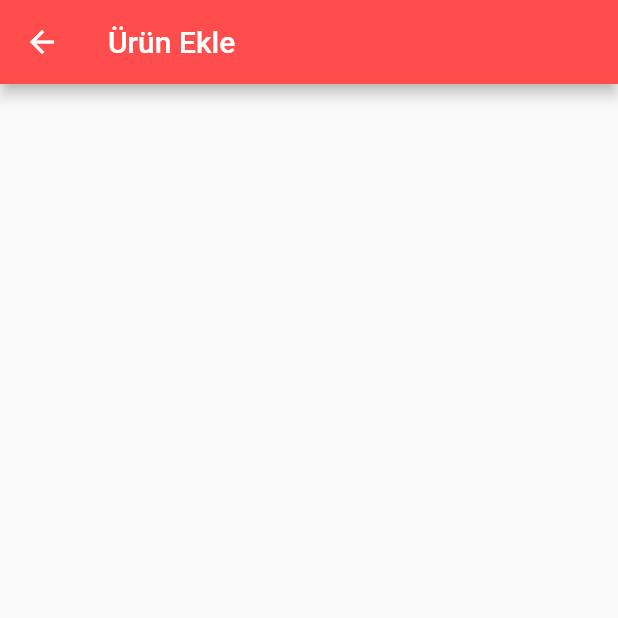
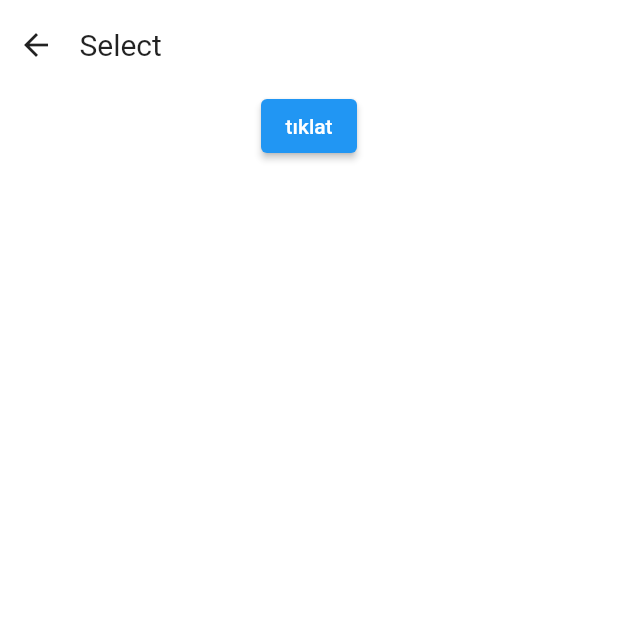
Before and after one commit to burakeraslan/flutter_firebase_webscraping, a Flutter app: the AddProduct screen opened directly, on a phone screen of 412 x 824 dp, the top half of it. Run offline on Flutter 3.47's test engine with Material 2 defaults, Android fonts, the phone set to English and light mode, and no system bars; our stand-ins replace cloud_firestore, firebase_core, get, hive, hive_flutter; accounts and stored records are empty.

Commit message:
get data

```diff
--- a/lib/main.dart
+++ b/lib/main.dart
@@ -5,6 +5,7 @@ import 'package:flutter/material.dart';
 import 'package:flutter_firebase_webscraping/firebase_options.dart';
 import 'package:flutter_firebase_webscraping/models/product_model.dart';
 import 'package:flutter_firebase_webscraping/pages/home_page/home_page.dart';
+import 'package:get/get.dart';
 import 'package:hive_flutter/hive_flutter.dart';
 import 'package:path_provider/path_provider.dart';
 
@@ -24,7 +25,7 @@ class MyApp extends StatelessWidget {
 
   @override
   Widget build(BuildContext context) {
-    return const MaterialApp(
+    return const GetMaterialApp(
       home: HomePage(),
     );
   }
--- a/lib/pages/home_page/home_page_controller.dart
+++ b/lib/pages/home_page/home_page_controller.dart
@@ -1,6 +1,3 @@
-import 'package:cloud_firestore/cloud_firestore.dart';
 import 'package:get/get.dart';
 
-class HomePageController extends GetxController {
-  final FirebaseFirestore _firestore = FirebaseFirestore.instance;
-}
+class HomePageController extends GetxController {}
--- a/lib/pages/home_page/sub/add_product/add_product.dart
+++ b/lib/pages/home_page/sub/add_product/add_product.dart
@@ -1,15 +1,58 @@
+import 'package:cloud_firestore/cloud_firestore.dart';
 import 'package:flutter/material.dart';
+import 'package:flutter_firebase_webscraping/pages/home_page/sub/add_product/add_product_controller.dart';
+import 'package:get/get.dart';
 
 class AddProduct extends StatelessWidget {
   const AddProduct({super.key});
 
   @override
   Widget build(BuildContext context) {
-    return Scaffold(
-      appBar: AppBar(
-        title: const Text('Ürün Ekle'),
-        backgroundColor: const Color(0xFFFF4D4D),
-      ),
-    );
+    Get.put(AddProductController());
+    return GetBuilder<AddProductController>(builder: (controller) {
+      return Scaffold(
+        appBar: AppBar(
+          elevation: 0,
+          toolbarHeight: 0,
+          backgroundColor: const Color(0xFFFF4D4D),
+        ),
+        backgroundColor: const Color(0xFFFFFFFF),
+        body: Column(
+          children: [
+            SizedBox(
+              height: 60,
+              child: Row(
+                children: [
+                  IconButton(
+                    onPressed: () {
+                      Get.back();
+                    },
+                    icon: const Icon(Icons.arrow_back),
+                  ),
+                  const Text(
+                    'Select',
+                    style: TextStyle(
+                      fontSize: 20,
+                    ),
+                  ).paddingSymmetric(horizontal: 5),
+                ],
+              ),
+            ),
+            Center(
+              child: ElevatedButton(
+                  onPressed: () async {
+                    List<QueryDocumentSnapshot> phoneSnapshots = await controller.getPhones();
+
+                    for (var phoneSnapshot in phoneSnapshots) {
+                      String description = phoneSnapshot["description"];
+                      print("Description: $description");
+                    }
+                  },
+                  child: const Text('tıklat')),
+            )
+          ],
+        ),
+      );
+    });
   }
 }
--- a/lib/pages/home_page/sub/add_product/add_product_controller.dart
+++ b/lib/pages/home_page/sub/add_product/add_product_controller.dart
@@ -0,0 +1,11 @@
+import 'package:cloud_firestore/cloud_firestore.dart';
+import 'package:get/get.dart';
+
+class AddProductController extends GetxController {
+  FirebaseFirestore db = FirebaseFirestore.instance;
+
+  Future<List<QueryDocumentSnapshot>> getPhones() async {
+    QuerySnapshot querySnapshot = await db.collection("phones").get();
+    return querySnapshot.docs;
+  }
+}
```
Also changed, not shown: lib/models/product_model.dart (+16 -0 lines), lib/pages/home_page/home_page.dart (+3 -5 lines).
